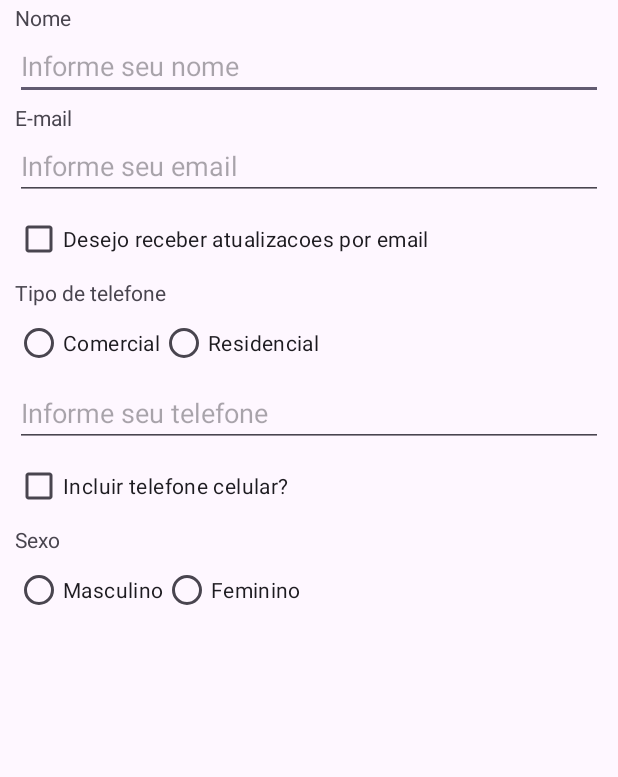
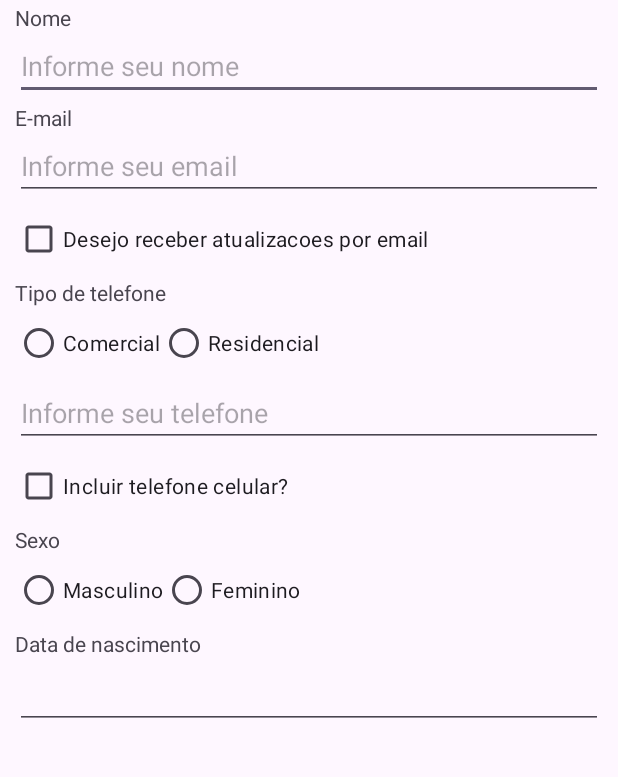
Before and after one commit to m-brito/HaVagas, an Android app: the layout activity_main.xml on its own in the app's theme, with its tools: preview values and no code run, on a phone screen of 412 x 824 dp, the part 90-867 px from its top. Run offline under Robolectric (Android 15) with nearby library versions, the phone set to English and light mode, and no system bars.

Commit message:
feat: add group input birthdate

```diff
--- a/app/src/main/res/layout/activity_main.xml
+++ b/app/src/main/res/layout/activity_main.xml
@@ -203,6 +203,29 @@
             android:text="@string/feminino" />
     </RadioGroup>
 
+    <TextView
+        android:id="@+id/dataNascimentoTv"
+        android:layout_width="0dp"
+        android:layout_height="wrap_content"
+        android:layout_marginStart="10dp"
+        android:layout_marginTop="2dp"
+        android:layout_marginEnd="10dp"
+        android:text="@string/data_de_nascimento"
+        app:layout_constraintEnd_toEndOf="parent"
+        app:layout_constraintStart_toStartOf="parent"
+        app:layout_constraintTop_toBottomOf="@+id/sexoRg" />
+
+    <EditText
+        android:id="@+id/dataNascimentoEt"
+        android:layout_width="0dp"
+        android:layout_height="wrap_content"
+        android:layout_marginStart="10dp"
+        android:layout_marginTop="2dp"
+        android:layout_marginEnd="10dp"
+        android:inputType="date"
+        app:layout_constraintEnd_toEndOf="parent"
+        app:layout_constraintStart_toStartOf="parent"
+        app:layout_constraintTop_toBottomOf="@+id/dataNascimentoTv" />
 
 
 </androidx.constraintlayout.widget.ConstraintLayout>
--- a/app/src/main/res/values/strings.xml
+++ b/app/src/main/res/values/strings.xml
@@ -19,4 +19,5 @@
     <string name="sexo">Sexo</string>
     <string name="masculino">Masculino</string>
     <string name="feminino">Feminino</string>
+    <string name="data_de_nascimento">Data de nascimento</string>
 </resources>
```
